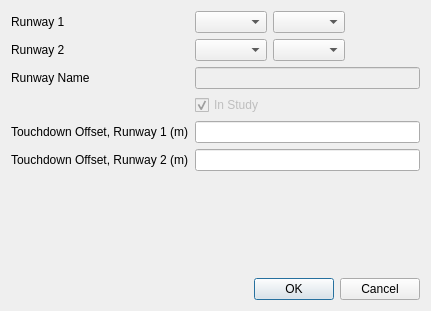
eurocontrol-asu/open_alaqs, file open_alaqs/ui/ui_runways.ui: the form before one commit.
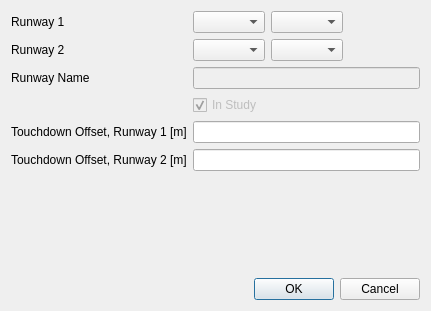
The form after the commit.

```diff
--- a/open_alaqs/ui/ui_runways.ui
+++ b/open_alaqs/ui/ui_runways.ui
@@ -107,7 +107,7 @@
    <item row="4" column="0">
     <widget class="QLabel" name="label_2">
      <property name="text">
-      <string>Touchdown Offset, Runway 1 (m)</string>
+      <string>Touchdown Offset, Runway 1 [m]</string>
      </property>
     </widget>
    </item>
@@ -121,7 +121,7 @@
    <item row="5" column="0">
     <widget class="QLabel" name="label_5">
      <property name="text">
-      <string>Touchdown Offset, Runway 2 (m)</string>
+      <string>Touchdown Offset, Runway 2 [m]</string>
      </property>
     </widget>
    </item>
```
Left out of the diff: 4 changed lines with no effect on the pictures.
